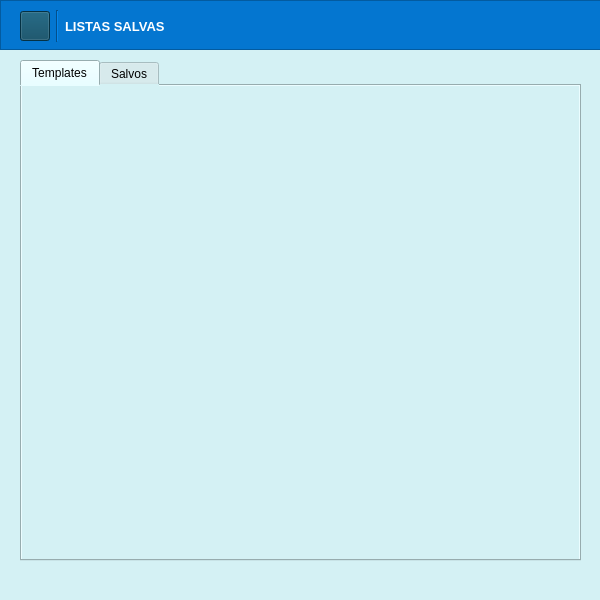
First picture: the form in Lucas-Veloso/listas.ui, repository LucVeloso/Qt, before the edit.
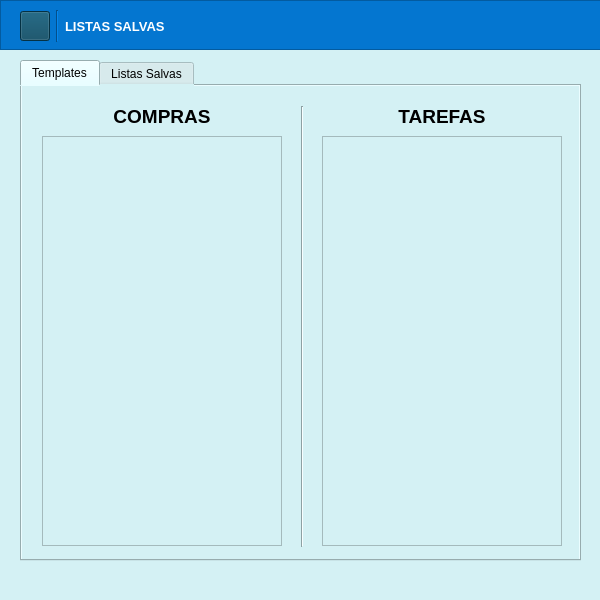
Second picture: the form after the edit. The open tabs and pages were chosen to show the change. Icons and pictures are not drawn.

```diff
--- a/Lucas-Veloso/listas.ui
+++ b/Lucas-Veloso/listas.ui
@@ -1113,10 +1113,120 @@
        <attribute name="title">
         <string>Templates</string>
        </attribute>
+       <widget class="QTableWidget" name="tabelaMostrarTemplateCompras">
+        <property name="geometry">
+         <rect>
+          <x>20</x>
+          <y>50</y>
+          <width>240</width>
+          <height>410</height>
+         </rect>
+        </property>
+        <attribute name="horizontalHeaderVisible">
+         <bool>false</bool>
+        </attribute>
+        <attribute name="horizontalHeaderStretchLastSection">
+         <bool>true</bool>
+        </attribute>
+        <attribute name="verticalHeaderVisible">
+         <bool>false</bool>
+        </attribute>
+        <column>
+         <property name="text">
+          <string>Nome</string>
+         </property>
+        </column>
+       </widget>
+       <widget class="QTableWidget" name="tabelaMostrarTemplateTarefas">
+        <property name="geometry">
+         <rect>
+          <x>300</x>
+          <y>50</y>
+          <width>240</width>
+          <height>410</height>
+         </rect>
+        </property>
+        <attribute name="horizontalHeaderVisible">
+         <bool>false</bool>
+        </attribute>
+        <attribute name="horizontalHeaderStretchLastSection">
+         <bool>true</bool>
+        </attribute>
+        <attribute name="verticalHeaderVisible">
+         <bool>false</bool>
+        </attribute>
+        <attribute name="verticalHeaderStretchLastSection">
+         <bool>false</bool>
+        </attribute>
+        <column>
+         <property name="text">
+          <string>Nome</string>
+         </property>
+        </column>
+       </widget>
+       <widget class="Line" name="line_7">
+        <property name="geometry">
+         <rect>
+          <x>270</x>
+          <y>20</y>
+          <width>21</width>
+          <height>441</height>
+         </rect>
+        </property>
+        <property name="orientation">
+         <enum>Qt::Vertical</enum>
+        </property>
+       </widget>
+       <widget class="QLabel" name="TituloTemplateCompras">
+        <property name="geometry">
+         <rect>
+          <x>20</x>
+          <y>20</y>
+          <width>240</width>
+          <height>21</height>
+         </rect>
+        </property>
+        <property name="font">
+         <font>
+          <pointsize>14</pointsize>
+          <weight>75</weight>
+          <bold>true</bold>
+         </font>
+        </property>
+        <property name="text">
+         <string>COMPRAS</string>
+        </property>
+        <property name="alignment">
+         <set>Qt::AlignCenter</set>
+        </property>
+       </widget>
+       <widget class="QLabel" name="TituloTemplateCompras_2">
+        <property name="geometry">
+         <rect>
+          <x>300</x>
+          <y>20</y>
+          <width>240</width>
+          <height>21</height>
+         </rect>
+        </property>
+        <property name="font">
+         <font>
+          <pointsize>14</pointsize>
+          <weight>75</weight>
+          <bold>true</bold>
+         </font>
+        </property>
+        <property name="text">
+         <string>TAREFAS</string>
+        </property>
+        <property name="alignment">
+         <set>Qt::AlignCenter</set>
+        </property>
+       </widget>
       </widget>
       <widget class="QWidget" name="tab_2">
        <attribute name="title">
-        <string>Salvos</string>
+        <string>Listas Salvas</string>
        </attribute>
       </widget>
      </widget>
```
Left out of the diff: 189 changed lines with no effect on the pictures.
